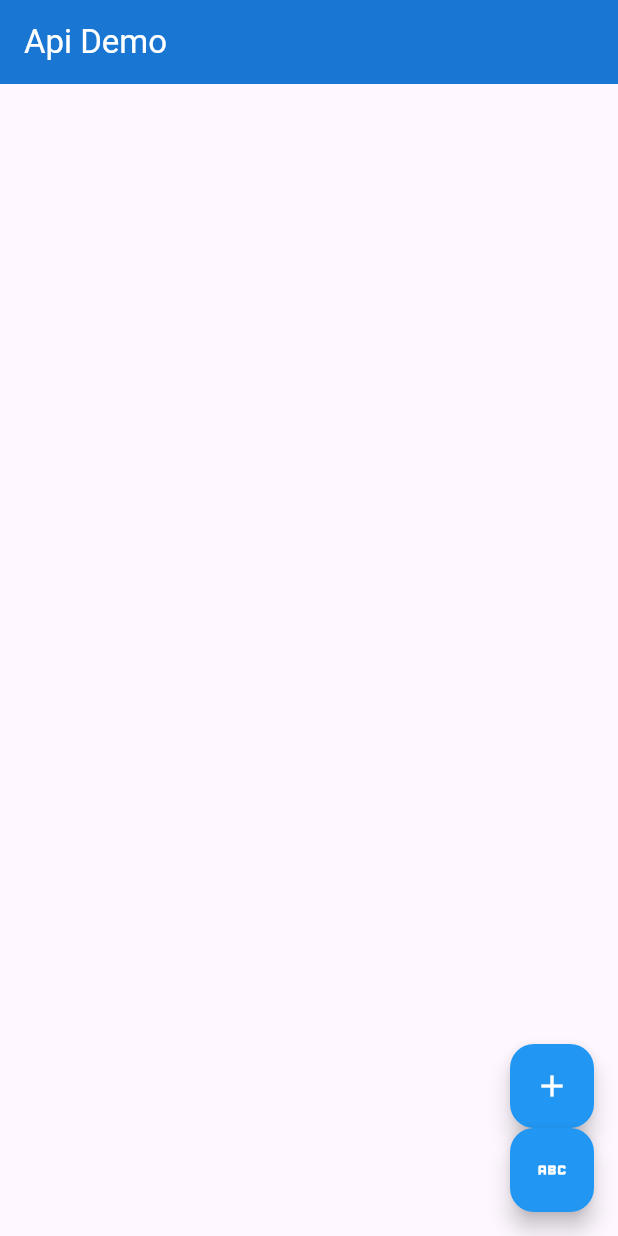
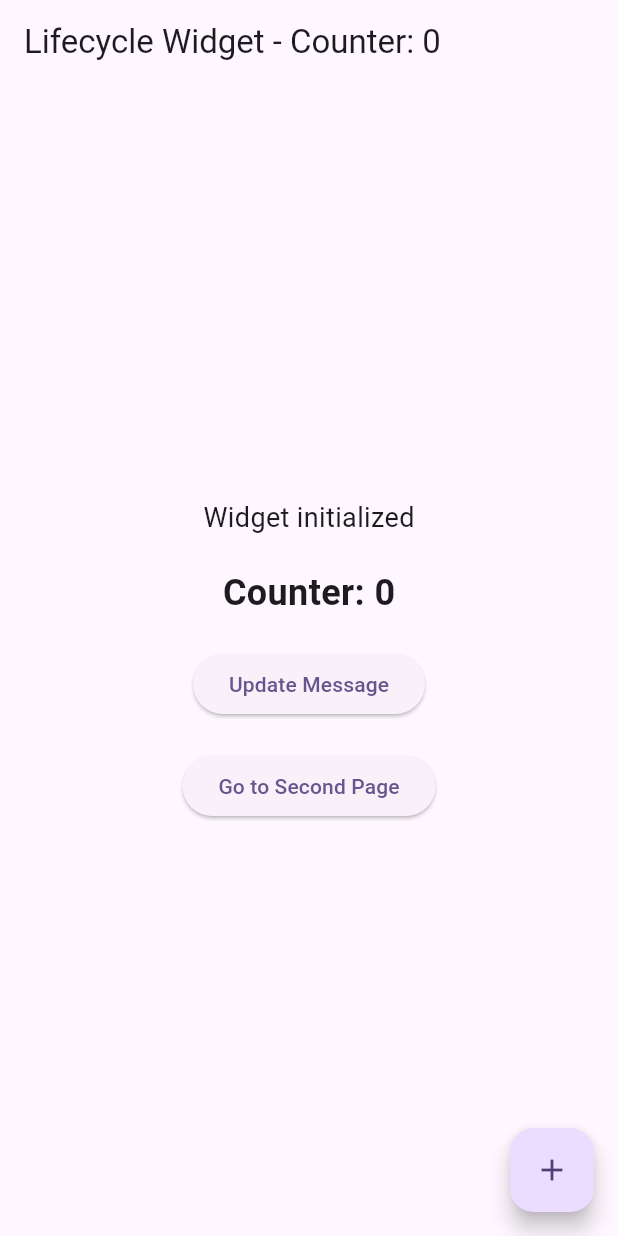
Before and after one commit to aakanksha-bhatta/Api, a Flutter app: the screen it shows after launch, on a phone screen of 412 x 824 dp. Run offline on Flutter 3.47's test engine with Material 3 defaults, Android fonts, the phone set to English and light mode, and no system bars; our stand-ins replace dio, image_picker.

Commit message:
Learned about lifecycle

```diff
--- a/lib/homepage.dart
+++ b/lib/homepage.dart
@@ -55,7 +55,7 @@ class _MyHomePageState extends State<MyHomePage> {
 
       // Update state with the received data
 
-      // The API returns a list of articles directly in response.data
+      // The API returns a list directly in response.data
       setState(() {
         user = (response.data as List)
             .map((item) => Map<String, dynamic>.from(item as Map))
@@ -330,16 +330,15 @@ class _MyHomePageState extends State<MyHomePage> {
           //   tooltip: 'Create New Post',
           //   backgroundColor: Colors.blue,
           // ),
-          FloatingActionButton(
-            heroTag: null,
+          ElevatedButton(
             onPressed: () {
               Navigator.push(
                 context,
                 MaterialPageRoute(builder: (context) => FileUploading()),
               );
             },
-            tooltip: 'Create New Post',
-            backgroundColor: Colors.blue,
+
+            style: ElevatedButton.styleFrom(backgroundColor: Colors.blue),
             child: const Icon(Icons.abc, color: Colors.white),
           ),
         ],
--- a/lib/main.dart
+++ b/lib/main.dart
@@ -1,4 +1,4 @@
-import 'package:api/homepage.dart';
+import 'package:api/statefulwidget/lifecycle_widget.dart';
 import 'package:flutter/material.dart';
 
 void main() {
@@ -14,7 +14,7 @@ class MyApp extends StatelessWidget {
       theme: ThemeData(
         colorScheme: ColorScheme.fromSeed(seedColor: Colors.deepPurple),
       ),
-      home: MyHomePage(),
+      home: LifecycleWidget(title: 'Lifecycle Widget'),
       debugShowCheckedModeBanner: false,
     );
   }
--- /dev/null
+++ b/lib/statefulwidget/lifecycle_widget.dart
@@ -0,0 +1,130 @@
+import 'package:api/statefulwidget/second_page.dart';
+import 'package:flutter/material.dart';
+
+class LifecycleWidget extends StatefulWidget {
+  //statefulwidget is blueprint which is immutable
+  final String title;
+  const LifecycleWidget({super.key, required this.title});
+
+  // createState is starting point which creates the mutable State object associated with StatefulWidget.
+  // It is called only once when widget is inserted into widget tree.
+  // Without this we cannot manage any changes in UI.
+  // It is responsible for holding the state of the widget and providing the build method to create
+  @override
+  State<LifecycleWidget> createState() => _LifecycleWidgetState();
+}
+
+class _LifecycleWidgetState extends State<LifecycleWidget> {
+  int _counter = 0;
+  String _message = 'Initial message';
+
+  // it is first method which is called only once when the state object is created.
+  // It is used for initializing data or state variables, set up one-time listeners, or perform any setup work that needs to be done only once.
+  @override
+  void initState() {
+    super
+        .initState(); // always call first. it ensure parent class is called first
+    print('initState called');
+    _message =
+        'Widget initialized'; // here we initialize message when widget is created
+  }
+
+  // This method is called when the dependencies of the State object change.
+  // it is called right after initState whenever dependencies change.
+  // it can be use for theme, provider, localization changes. it can be called multiple times.
+  // here it called when we need to store data or that logic depends on context/inherited widgets
+  // it only use when we need to react or store theme ... logics
+  @override
+  void didChangeDependencies() {
+    super.didChangeDependencies();
+    //final theme = Theme.of(context); // like this we can access context(media query, provider, localization)
+    print('didChangeDependencies called');
+  }
+
+  // it is responsible for constructing or rebuilding the UI of the widget tree.
+  // It is called every-time whenever widget needs to be rendered or updated. it also called multiple times.
+  // here we define how the UI should look based on the current state of the widget.
+  // we can also call theme or media query when we only read those values.
+
+  @override
+  Widget build(BuildContext context) {
+    // here we can call theme .. if we only read those values
+    return Scaffold(
+      appBar: AppBar(title: Text('${widget.title} - Counter: $_counter')),
+      body: Center(
+        child: Column(
+          mainAxisAlignment: MainAxisAlignment.center,
+          children: [
+            Text(_message, style: TextStyle(fontSize: 18)),
+            SizedBox(height: 20),
+            Text(
+              'Counter: $_counter',
+              style: TextStyle(fontSize: 24, fontWeight: FontWeight.bold),
+            ),
+            SizedBox(height: 20),
+            ElevatedButton(
+              onPressed: _updateMessage,
+              child: Text('Update Message'),
+            ),
+            SizedBox(height: 20),
+            ElevatedButton(
+              onPressed: () {
+                Navigator.push(
+                  context,
+                  MaterialPageRoute(builder: (context) => SecondPage()),
+                );
+              },
+              child: Text('Go to Second Page'),
+            ),
+          ],
+        ),
+      ),
+      floatingActionButton: FloatingActionButton(
+        onPressed: _incrementCounter,
+        tooltip: 'Increment',
+        child: Icon(Icons.add),
+      ),
+    );
+  }
+
+  // It is Called whenever the old widget configuration changes into new .
+  // when a parent widget rebuild and create a new instance of the widget.
+  @override
+  void didUpdateWidget(LifecycleWidget oldWidget) {
+    super.didUpdateWidget(oldWidget);
+
+    if (oldWidget.title != widget.title) {
+      print('Title has changed from ${oldWidget.title} to ${widget.title}');
+    }
+  }
+
+  void _incrementCounter() {
+    setState(() {
+      _counter++;
+      _message = 'Counter incremented to $_counter';
+    });
+  }
+
+  void _updateMessage() {
+    setState(() {
+      _message = 'Message updated at ${DateTime.now().toString()}';
+    });
+  }
+
+  // it called when widget is removed/cleanup for temporarily from widget tree . it can still be reused later
+  // it can be called multiple times . it can be used in tap bar, navigator, pageview..
+  @override
+  void deactivate() {
+    super.deactivate();
+    print('deactivate called');
+  }
+
+  // it called when widget is permanently removed from widget tree
+  // it is final method called in widget lifecycle
+  // it can be used only one time to dispose resources like release memory, close stream,...
+  @override
+  void dispose() {
+    super.dispose();
+    print('dispose called');
+  }
+}
```
Also changed, not shown: lib/statefulwidget/second_page.dart (added, +18 -0 lines).
